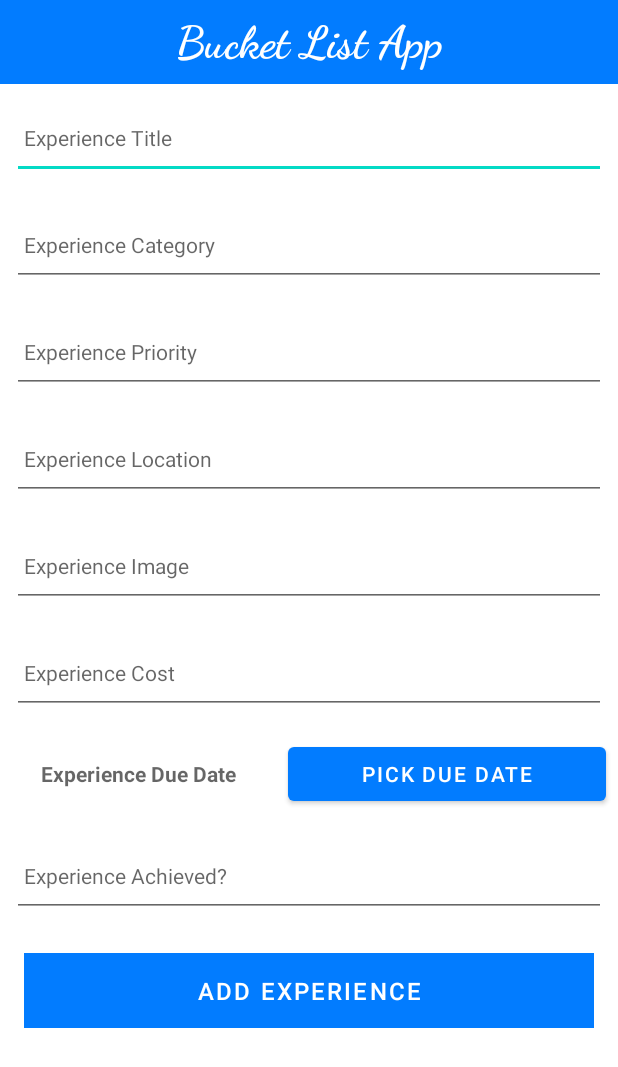
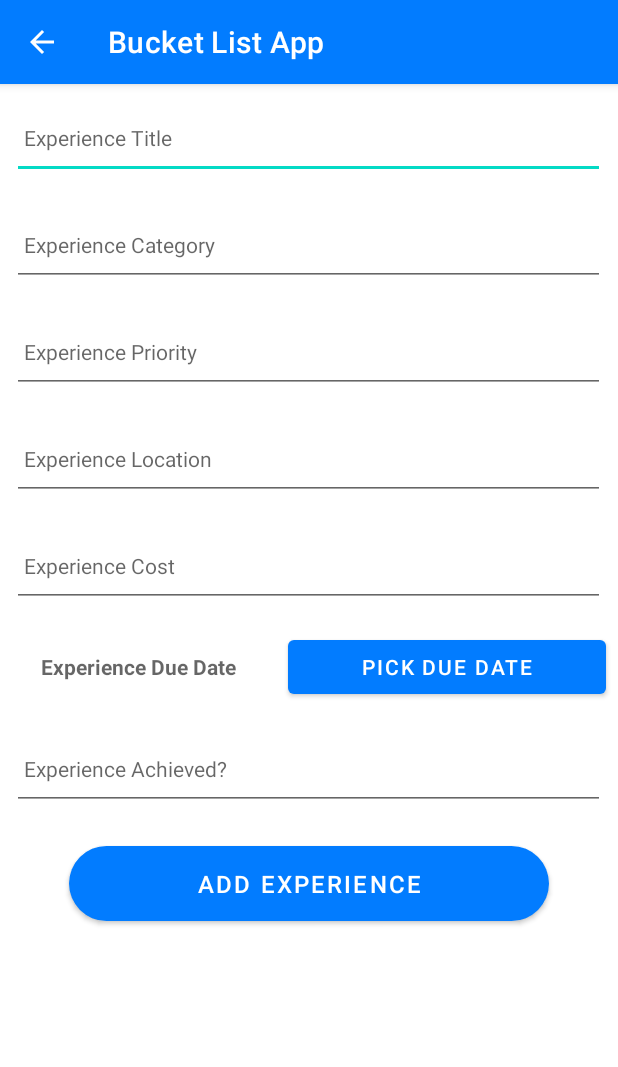
Before and after one commit to ChristianZaccaria/bucketlist-android-app, an Android app: the screen it shows after launch (BucketlistActivity before the commit, AddBucketListActivity after it), after a tap on "CONTINUE AS GUEST", on a phone screen of 412 x 824 dp. Shown: the top 1067 px of the screen. Run offline under Robolectric (Android 15) with nearby library versions, the phone set to English and light mode, and no system bars; our stand-ins replace Timber; 3 statements that could not run were skipped.

Commit message:
Mainly, implemented back button: - Rounded the corners of the buttons, created a drawable for it. - Using supportActionBar for the back button - Removed image field from model - Added a theme for DarkActionBar as we only have the noActionBar

```diff
--- a/app/src/main/java/ie/setu/bucketlistandroidapp/activities/AddBucketListActivity.kt
+++ b/app/src/main/java/ie/setu/bucketlistandroidapp/activities/AddBucketListActivity.kt
@@ -14,7 +14,7 @@ import timber.log.Timber.i
 import java.util.*
 import kotlin.collections.ArrayList
 
-class BucketlistActivity : AppCompatActivity() {
+class AddBucketListActivity : AppCompatActivity() {
 
     private lateinit var binding: ActivityAddbucketlistBinding
     // class member
@@ -27,6 +27,12 @@ class BucketlistActivity : AppCompatActivity() {
         // takes an XML file as input and builds the View objects from it
         binding = ActivityAddbucketlistBinding.inflate(layoutInflater)
         setContentView(binding.root)
+
+        // This will enable a back button in our activity's actionbar
+        /* References: https://www.youtube.com/watch?v=NXLHVF06AZ4
+        https://stackoverflow.com/questions/72634225/onbackpressed-deprecated-what-is-the-alternative
+        https://www.geeksforgeeks.org/how-to-create-an-alert-dialog-box-in-android/ */
+        supportActionBar!!.setDisplayHomeAsUpEnabled(true)
 
         // Gson instance for JSON
         val gson = Gson()
@@ -98,14 +104,6 @@ class BucketlistActivity : AppCompatActivity() {
                 i("Location field is empty")
             }
 
-            experience.image = binding.experienceImage.text.toString()
-            if (experience.image.isNotEmpty()) {
-                i("Image added correctly: ${experience.image}")
-            }
-            else {
-                i("Image field is empty")
-            }
-
             // Exception handling because if field is empty, the app crashes.
             try {
                 experience.cost = binding.experienceCost.text.toString().toDouble()
@@ -131,7 +129,7 @@ class BucketlistActivity : AppCompatActivity() {
 
             // Adding experienceModel to experiences ArrayList
             if (experience.title.isNotEmpty() && experience.category.isNotEmpty() && experience.priority != 0){
-                experiences.add(ExperienceModel(experience.title, experience.category, experience.priority, experience.location, experience.image, experience.cost, experience.dueDate, experience.achieved))
+                experiences.add(ExperienceModel(experience.title, experience.category, experience.priority, experience.location, experience.cost, experience.dueDate, experience.achieved))
                 // Calling function to write to JSON file
                 writeToJSON(experience, gson, applicationContext)
 
--- a/app/src/main/java/ie/setu/bucketlistandroidapp/activities/WelcomeActivity.kt
+++ b/app/src/main/java/ie/setu/bucketlistandroidapp/activities/WelcomeActivity.kt
@@ -39,7 +39,7 @@ class WelcomeActivity : AppCompatActivity() {
     // Function that opens the bucketlist activity when called.
     // Idea inspired from the following YT video: https://www.youtube.com/watch?v=bgIUdb-7Rqo
     private fun openBucketlistActivity() {
-        val intent = Intent(this, BucketlistActivity::class.java)
+        val intent = Intent(this, AddBucketListActivity::class.java)
         startActivity(intent)
     }
 
--- a/app/src/main/java/ie/setu/bucketlistandroidapp/models/ExperienceModel.kt
+++ b/app/src/main/java/ie/setu/bucketlistandroidapp/models/ExperienceModel.kt
@@ -8,7 +8,6 @@ data class ExperienceModel(
     var category: String = "",
     var priority: Int = 0,
     var location: String = "",
-    var image: String = "",
     var cost: Double = 0.00,
     var dueDate: Date = Date(0),
     var achieved: Boolean = false)
--- /dev/null
+++ b/app/src/main/res/drawable/rounded_corner.xml
@@ -0,0 +1,7 @@
+<?xml version="1.0" encoding="utf-8"?>
+<!-- Used to round buttons
+Reference: https://medium.com/swlh/rounded-button-in-android-studios-fbd1ee0b3161 -->
+<shape xmlns:android="http://schemas.android.com/apk/res/android">
+    <corners  android:radius="40dp"/>
+    <solid android:color="@color/primaryBlue"/>
+</shape>
--- a/app/src/main/res/layout/activity_addbucketlist.xml
+++ b/app/src/main/res/layout/activity_addbucketlist.xml
@@ -5,61 +5,32 @@
     xmlns:tools="http://schemas.android.com/tools"
     android:layout_width="match_parent"
     android:layout_height="match_parent"
-    tools:context=".activities.BucketlistActivity">
+    tools:context=".activities.AddBucketListActivity">
 
-
-    <RelativeLayout
+    <ScrollView
+        android:id="@+id/scrollView2"
         android:layout_width="match_parent"
-        android:layout_height="wrap_content"
+        android:layout_height="match_parent"
         app:layout_constraintBottom_toBottomOf="parent"
         app:layout_constraintTop_toTopOf="parent">
 
-        <com.google.android.material.appbar.AppBarLayout
-            android:id="@+id/appBarLayout"
-            android:layout_width="match_parent"
-            android:layout_height="?attr/actionBarSize"
-            android:background="@color/primaryBlue"
-            android:fitsSystemWindows="true"
-            app:elevation="0dip"
-            app:theme="@style/ThemeOverlay.AppCompat.Dark.ActionBar">
-
-            <TextView
-                android:id="@+id/action_bar_title"
-                android:layout_width="match_parent"
-                android:layout_height="?attr/actionBarSize"
-                android:gravity="center"
-                android:text="@string/actionbar_bucketlistapp"
-                android:fontFamily="cursive"
-                android:textStyle="bold"
-                android:textColor="@android:color/white"
-                android:textSize="30sp" />
-
-            <androidx.appcompat.widget.Toolbar
-                android:id="@+id/toolbarAdd"
-                android:layout_width="match_parent"
-                android:layout_height="?attr/actionBarSize"
-                app:titleTextColor="@color/white" />
-
-
-        </com.google.android.material.appbar.AppBarLayout>
-
-        <ScrollView
-            android:layout_width="match_parent"
-            android:layout_height="match_parent"
-            android:layout_below="@id/appBarLayout"
-            android:fillViewport="true">
-
         <LinearLayout
+            android:id="@+id/linearLayout"
             android:layout_width="match_parent"
             android:layout_height="wrap_content"
-                android:orientation="vertical">
+            android:orientation="vertical"
+            app:layout_constraintBottom_toBottomOf="parent"
+            app:layout_constraintTop_toTopOf="parent">
 
             <!--  Edit Experience Title text -->
             <EditText
                 android:id="@+id/experienceTitle"
-                    android:layout_width="match_parent"
+                android:layout_width="395dp"
                 android:layout_height="55dp"
-                    android:layout_margin="8dp"
+                android:layout_marginStart="8dp"
+                android:layout_marginTop="8dp"
+                android:layout_marginEnd="8dp"
+                android:layout_marginBottom="8dp"
                 android:autofillHints="hint"
                 android:hint="@string/experienceTitle"
                 android:inputType="text"
@@ -71,7 +42,7 @@
 
             <EditText
                 android:id="@+id/experienceCategory"
-                    android:layout_width="match_parent"
+                android:layout_width="395dp"
                 android:layout_height="55dp"
                 android:layout_margin="8dp"
                 android:autofillHints="hint"
@@ -85,7 +56,7 @@
 
             <EditText
                 android:id="@+id/experiencePriority"
-                    android:layout_width="match_parent"
+                android:layout_width="395dp"
                 android:layout_height="55dp"
                 android:layout_margin="8dp"
                 android:autofillHints="hint"
@@ -99,7 +70,7 @@
 
             <EditText
                 android:id="@+id/experienceLocation"
-                    android:layout_width="match_parent"
+                android:layout_width="395dp"
                 android:layout_height="55dp"
                 android:layout_margin="8dp"
                 android:autofillHints="hint"
@@ -112,22 +83,8 @@
                 android:textSize="14sp" />
 
             <EditText
-                    android:id="@+id/experienceImage"
-                    android:layout_width="match_parent"
-                    android:layout_height="55dp"
-                    android:layout_margin="8dp"
-                    android:autofillHints="hint"
-                    android:hint="@string/experienceImage"
-                    android:inputType="text"
-                    android:maxLength="25"
-                    android:maxLines="1"
-                    android:padding="8dp"
-                    android:textColor="@color/secondaryBlue"
-                    android:textSize="14sp" />
-
-                <EditText
                 android:id="@+id/experienceCost"
-                    android:layout_width="match_parent"
+                android:layout_width="395dp"
                 android:layout_height="55dp"
                 android:layout_margin="8dp"
                 android:autofillHints="hint"
@@ -143,19 +100,21 @@
                       and modified as needed.
                       This makes the button be beside the textview  -->
             <LinearLayout
+                android:id="@+id/linearLayout1"
                 android:layout_width="match_parent"
-                    android:id="@+id/linearLayout1"
                 android:layout_height="wrap_content">
+
                 <TextView
+                    android:id="@+id/experienceDueDate"
+                    android:layout_width="0dp"
+                    android:layout_height="wrap_content"
+                    android:layout_margin="8dp"
                     android:layout_weight="1"
-                        android:id="@+id/experienceDueDate"
-                        android:layout_height="wrap_content"
-                        android:layout_width="0dp"
-                        android:layout_margin="8dp"
+                    android:gravity="center"
+                    android:hint="@string/experienceDueDate"
                     android:padding="8dp"
-                        android:gravity="center"
-                        android:textStyle="bold"
-                        android:hint="@string/experienceDueDate"/>
+                    android:textStyle="bold" />
+
                 <Button
                     android:id="@+id/buttonDatePicker"
                     android:layout_width="212dp"
@@ -166,7 +125,7 @@
 
             <EditText
                 android:id="@+id/experienceAchieved"
-                    android:layout_width="match_parent"
+                android:layout_width="395dp"
                 android:layout_height="55dp"
                 android:layout_margin="8dp"
                 android:autofillHints="hint"
@@ -178,21 +137,29 @@
                 android:textColor="@color/secondaryBlue"
                 android:textSize="14sp" />
 
+            <!-- LinearLayout used to center the 'add button' -->
+            <LinearLayout
+                android:layout_width="match_parent"
+                android:layout_height="wrap_content"
+                android:orientation="horizontal"
+                android:gravity="center">
                 <!-- Button used to add a new experience -->
                 <Button
                     android:id="@+id/btnAdd"
-                    android:layout_width="match_parent"
+                    android:layout_width="320dp"
                     android:layout_height="wrap_content"
                     android:layout_margin="16dp"
-                    android:background="@color/primaryBlue"
+                    android:background="@drawable/rounded_corner"
                     android:paddingTop="8dp"
                     android:paddingBottom="8dp"
-                    android:stateListAnimator="@null"
                     android:text="@string/button_addExperience"
                     android:textColor="@color/white"
-                    android:textSize="16sp" />
+                    android:textSize="16sp"
+                    app:layout_constraintBottom_toBottomOf="@+id/scrollView2" />
+            </LinearLayout>
         </LinearLayout>
     </ScrollView>
-    </RelativeLayout>
+
+
 
 </androidx.constraintlayout.widget.ConstraintLayout>
--- a/app/src/main/res/layout/activity_welcome.xml
+++ b/app/src/main/res/layout/activity_welcome.xml
@@ -43,6 +43,7 @@
         android:layout_alignParentBottom="true"
         android:layout_centerHorizontal="true"
         android:layout_marginBottom="88dp"
+        android:background="@drawable/rounded_corner"
         android:text="@string/guest_button_label"
         app:layout_constraintBottom_toBottomOf="parent"
         app:layout_constraintEnd_toEndOf="parent"
--- a/app/src/main/res/values/themes.xml
+++ b/app/src/main/res/values/themes.xml
@@ -1,6 +1,19 @@
 <resources xmlns:tools="http://schemas.android.com/tools">
     <!-- Base application theme. -->
-    <style name="Theme.BucketListAndroidApp" parent="Theme.MaterialComponents.DayNight.NoActionBar">
+    <style name="Theme.BucketListNoActionBar" parent="Theme.MaterialComponents.DayNight.NoActionBar">
+        <!-- Primary brand color. -->
+        <item name="colorPrimary">@color/primaryBlue</item>
+        <item name="colorPrimaryVariant">@color/secondaryBlue</item>
+        <item name="colorOnPrimary">@color/white</item>
+        <!-- Secondary brand color. -->
+        <item name="colorSecondary">@color/teal_200</item>
+        <item name="colorSecondaryVariant">@color/teal_700</item>
+        <item name="colorOnSecondary">@color/black</item>
+        <!-- Status bar color. -->
+        <item name="android:statusBarColor">?attr/colorPrimaryVariant</item>
+        <!-- Customize your theme here. -->
+    </style>
+    <style name="Theme.BucketListDarkActionBar" parent="Theme.MaterialComponents.DayNight.DarkActionBar">
         <!-- Primary brand color. -->
         <item name="colorPrimary">@color/primaryBlue</item>
         <item name="colorPrimaryVariant">@color/secondaryBlue</item>
```
Also changed, not shown: app/src/main/AndroidManifest.xml (+6 -4 lines), app/src/main/res/drawable-v24/bucketlistmainimage.png (deleted). Lines whose indentation alone changed are shown as unchanged.
